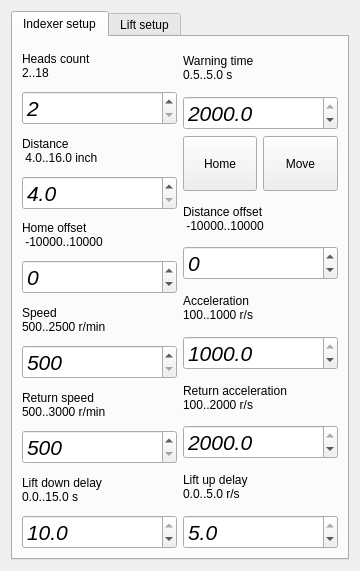
Qt form indexersettingdialog.ui (mishkoLitvin/L_Aries-progect) before a commit.
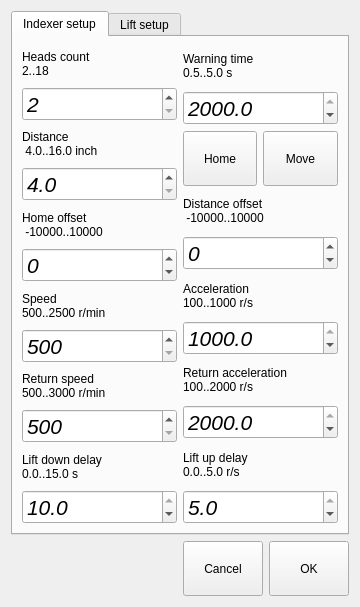
The same form after that commit.

Diff of the .ui file:
```diff
--- a/indexersettingdialog.ui
+++ b/indexersettingdialog.ui
@@ -7,14 +7,14 @@
     <x>0</x>
     <y>0</y>
     <width>360</width>
-    <height>571</height>
+    <height>607</height>
    </rect>
   </property>
   <property name="windowTitle">
    <string>Form</string>
   </property>
-  <layout class="QGridLayout" name="gridLayout_2">
-   <item row="0" column="0">
+  <layout class="QVBoxLayout" name="verticalLayout_21">
+   <item>
     <widget class="QTabWidget" name="tabWidget">
      <property name="currentIndex">
       <number>0</number>
@@ -649,6 +649,49 @@
      </widget>
     </widget>
    </item>
+   <item>
+    <layout class="QHBoxLayout" name="horizontalLayout_5">
+     <item>
+      <spacer name="horizontalSpacer">
+       <property name="orientation">
+        <enum>Qt::Horizontal</enum>
+       </property>
+       <property name="sizeHint" stdset="0">
+        <size>
+         <width>40</width>
+         <height>20</height>
+        </size>
+       </property>
+      </spacer>
+     </item>
+     <item>
+      <widget class="QPushButton" name="pButtonCancel">
+       <property name="minimumSize">
+        <size>
+         <width>0</width>
+         <height>55</height>
+        </size>
+       </property>
+       <property name="text">
+        <string>Cancel</string>
+       </property>
+      </widget>
+     </item>
+     <item>
+      <widget class="QPushButton" name="pButtonOK">
+       <property name="minimumSize">
+        <size>
+         <width>0</width>
+         <height>55</height>
+        </size>
+       </property>
+       <property name="text">
+        <string>OK</string>
+       </property>
+      </widget>
+     </item>
+    </layout>
+   </item>
   </layout>
  </widget>
  <resources/>
```
Left out of the diff: 4 changed lines with no effect on the pictures.
